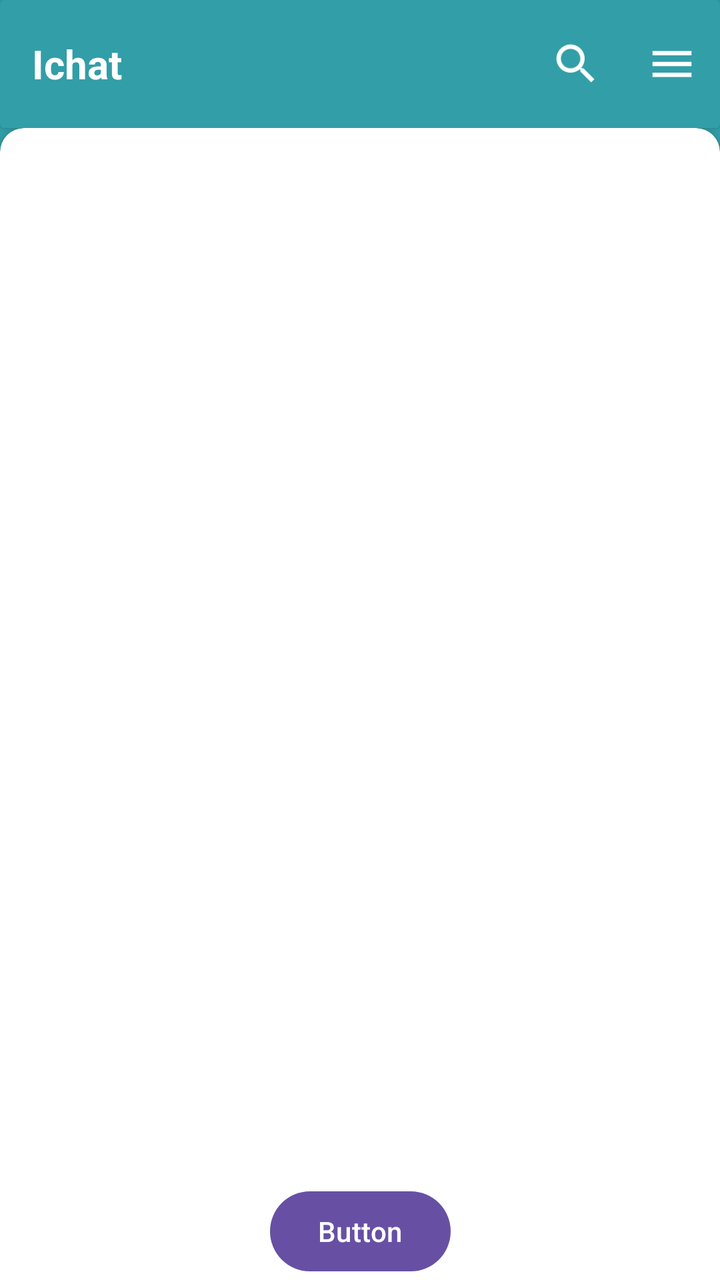
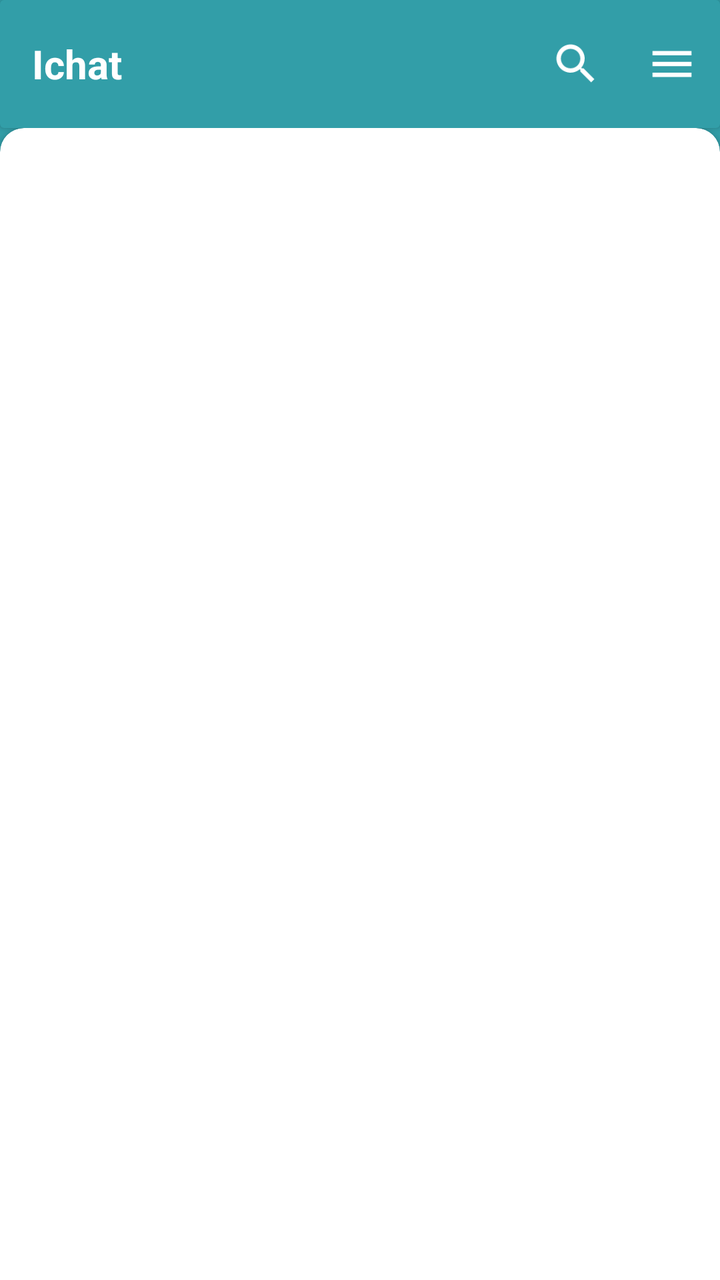

Compare the two renders of this Android layout. The source of the first and the diff that turns it into the second are given below.
<!-- AndroidManifest.xml: application theme Theme.ChatApp -->
<!-- res/layout/fragment_main_page.xml -->
<?xml version="1.0" encoding="utf-8"?>
<androidx.constraintlayout.widget.ConstraintLayout xmlns:android="http://schemas.android.com/apk/res/android"
    xmlns:app="http://schemas.android.com/apk/res-auto"
    xmlns:tools="http://schemas.android.com/tools"
    android:layout_width="match_parent"
    android:layout_height="match_parent"
    tools:context=".fragments.MainPage"
    android:background="@color/primary">


    <androidx.cardview.widget.CardView
        android:id="@+id/topAppBar"
        android:layout_width="0dp"
        android:layout_height="64dp"
        app:cardBackgroundColor="@color/primary"
        app:layout_constraintEnd_toEndOf="parent"
        app:layout_constraintStart_toStartOf="parent"
        app:layout_constraintTop_toTopOf="parent">

        <androidx.constraintlayout.widget.ConstraintLayout
            android:layout_width="match_parent"
            android:layout_height="match_parent">

            <TextView
                style="@style/primaryTextStyleOnBackground"
                android:layout_width="wrap_content"
                android:layout_height="match_parent"
                android:layout_marginStart="16dp"
                android:gravity="center"
                android:text="Ichat"
                android:textStyle="bold"
                android:textSize="20dp"
                app:layout_constraintBottom_toBottomOf="parent"
                app:layout_constraintStart_toStartOf="parent"
                app:layout_constraintTop_toTopOf="parent" />

            <ImageView
                android:id="@+id/menu"
                android:layout_width="48dp"
                android:layout_height="match_parent"
                android:src="@drawable/outline_menu_24"
                android:padding="11dp"
                app:layout_constraintBottom_toBottomOf="parent"
                app:layout_constraintEnd_toEndOf="parent"
                app:layout_constraintTop_toTopOf="parent" />

            <ImageView
                android:id="@+id/userSearch"
                android:layout_width="48dp"
                android:layout_height="match_parent"
                android:src="@drawable/baseline_search_24"
                android:padding="11dp"
                app:layout_constraintBottom_toBottomOf="parent"
                app:layout_constraintEnd_toStartOf="@id/menu"
                app:layout_constraintTop_toTopOf="parent" />


        </androidx.constraintlayout.widget.ConstraintLayout>

    </androidx.cardview.widget.CardView>

    <androidx.cardview.widget.CardView
        android:layout_width="match_parent"
        android:layout_height="0dp"
        android:visibility="visible"
        app:cardBackgroundColor="@color/background"
        app:cardCornerRadius="12dp"
        android:layout_marginBottom="-12dp"
        app:layout_constraintBottom_toBottomOf="parent"
        app:layout_constraintEnd_toEndOf="parent"
        app:layout_constraintStart_toStartOf="parent"
        app:layout_constraintTop_toBottomOf="@+id/topAppBar">

        <androidx.constraintlayout.widget.ConstraintLayout
            android:layout_width="match_parent"
            android:paddingBottom="12dp"
            android:layout_height="match_parent">

            <androidx.recyclerview.widget.RecyclerView
                android:id="@+id/userList"
                android:layout_width="match_parent"
                android:layout_height="match_parent"
                android:layout_marginStart="8dp"
                android:layout_marginTop="8dp"
                android:layout_marginEnd="8dp"
                app:layout_constraintBottom_toBottomOf="parent"
                app:layout_constraintEnd_toEndOf="parent"
                app:layout_constraintStart_toStartOf="parent"
                app:layout_constraintTop_toTopOf="parent" />

            <Button
                android:id="@+id/button"
                android:layout_width="wrap_content"
                android:layout_height="wrap_content"
                android:text="Button"
                app:layout_constraintBottom_toBottomOf="parent"
                app:layout_constraintEnd_toEndOf="parent"
                app:layout_constraintStart_toStartOf="parent" />

        </androidx.constraintlayout.widget.ConstraintLayout>
    </androidx.cardview.widget.CardView>

</androidx.constraintlayout.widget.ConstraintLayout>
<!-- resources referenced by this layout -->
<resources>
  <color name="background">#ffffff</color>
  <color name="primary">#329ea8</color>
  <!-- drawable baseline_search_24 (drawable) -->
  <vector xmlns:android="http://schemas.android.com/apk/res/android" android:height="24dp" android:tint="#FFFFFF" android:viewportHeight="24" android:viewportWidth="24" android:width="24dp">
        
      <path android:fillColor="@android:color/white" android:pathData="M15.5,14h-0.79l-0.28,-0.27C15.41,12.59 16,11.11 16,9.5 16,5.91 13.09,3 9.5,3S3,5.91 3,9.5 5.91,16 9.5,16c1.61,0 3.09,-0.59 4.23,-1.57l0.27,0.28v0.79l5,4.99L20.49,19l-4.99,-5zM9.5,14C7.01,14 5,11.99 5,9.5S7.01,5 9.5,5 14,7.01 14,9.5 11.99,14 9.5,14z"/>
      
  </vector>
  <!-- drawable outline_menu_24 (drawable) -->
  <vector xmlns:android="http://schemas.android.com/apk/res/android" android:height="24dp" android:tint="#FFFFFF" android:viewportHeight="960" android:viewportWidth="960" android:width="24dp">
        
      <path android:fillColor="@android:color/white" android:pathData="M120,720L120,640L840,640L840,720L120,720ZM120,520L120,440L840,440L840,520L120,520ZM120,320L120,240L840,240L840,320L120,320Z"/>
      
  </vector>
  <style name="primaryTextStyleOnBackground">
          <item name="android:textSize">14sp</item>
          <item name="android:textColor">@color/white</item>
          <item name="fontFamily">@font/hostgrotesk</item>
      </style>
  <style name="Theme.ChatApp" parent="Base.Theme.ChatApp" />
  <color name="white">#FFFFFFFF</color>
  <style name="Base.Theme.ChatApp" parent="Theme.Material3.DayNight.NoActionBar">
          <item name="android:windowSoftInputMode">adjustResize</item>
      </style>
</resources>

<!-- the commit's change to res/layout/fragment_main_page.xml (unified diff, before → after) -->
@@ -93,6 +93,7 @@
                 android:layout_width="wrap_content"
                 android:layout_height="wrap_content"
                 android:text="Button"
+                android:visibility="invisible"
                 app:layout_constraintBottom_toBottomOf="parent"
                 app:layout_constraintEnd_toEndOf="parent"
                 app:layout_constraintStart_toStartOf="parent" />
